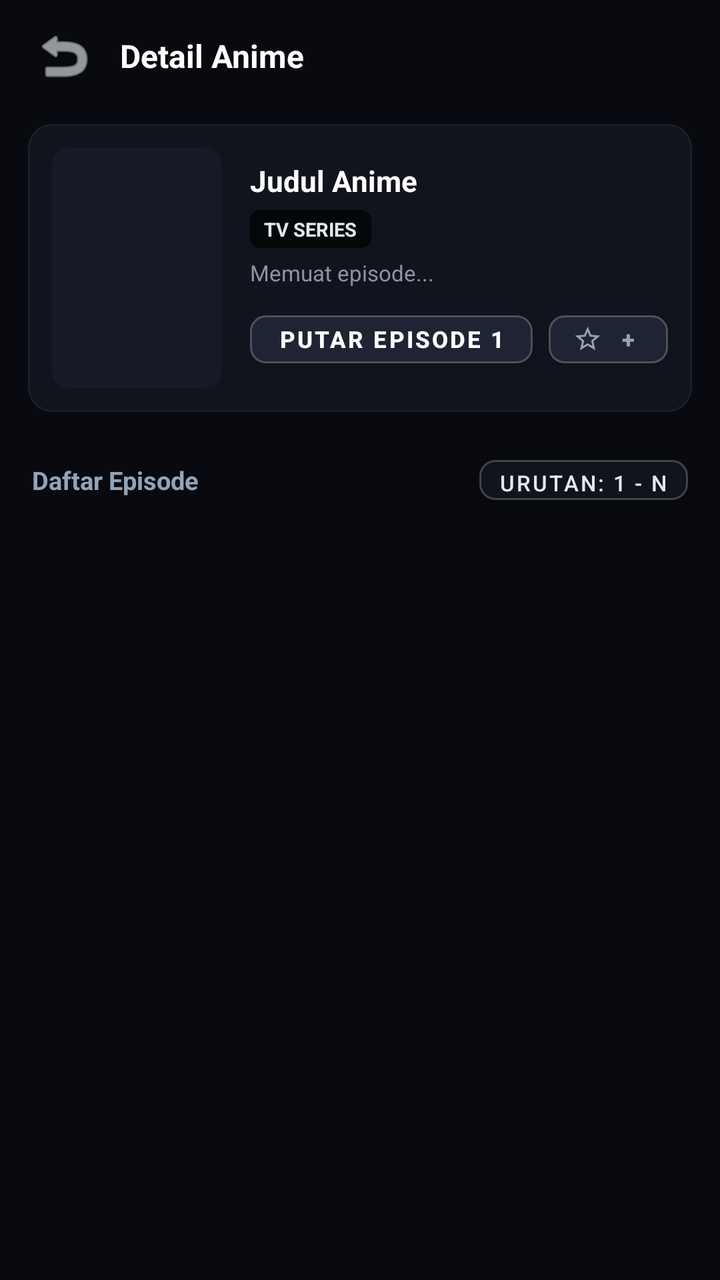
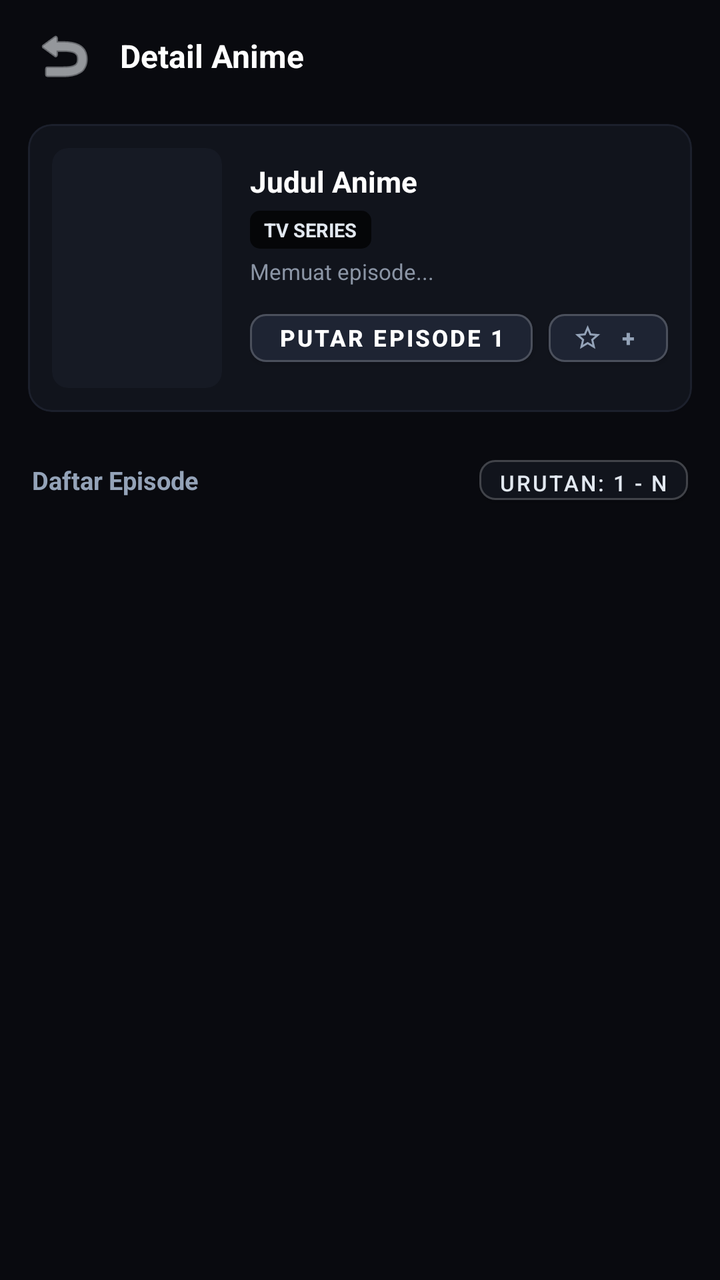

The first picture is an Android layout as it rendered before a commit; the second is the same layout after the commit. The layout source and the unified diff follow.
<!-- AndroidManifest.xml: application theme Theme.Tatap -->
<!-- res/layout/activity_detail.xml -->
<?xml version="1.0" encoding="utf-8"?>
<LinearLayout xmlns:android="http://schemas.android.com/apk/res/android"
    xmlns:app="http://schemas.android.com/apk/res-auto"
    android:layout_width="match_parent"
    android:layout_height="match_parent"
    android:orientation="vertical"
    android:paddingStart="@dimen/tv_overscan_horizontal"
    android:paddingEnd="@dimen/tv_overscan_horizontal"
    android:paddingTop="@dimen/tv_overscan_vertical"
    android:paddingBottom="@dimen/tv_overscan_vertical"
    android:clipToPadding="false"
    android:background="#090A0F">

    
    <LinearLayout
        android:layout_width="match_parent"
        android:layout_height="56dp"
        android:orientation="horizontal"
        android:gravity="center_vertical"
        android:paddingHorizontal="12dp"
        android:background="#090A0F">

        <ImageButton
            android:id="@+id/btn_back"
            android:layout_width="40dp"
            android:layout_height="40dp"
            android:background="?attr/selectableItemBackgroundBorderless"
            android:src="@android:drawable/ic_menu_revert"
            android:focusable="true"
            android:nextFocusDown="@+id/btn_quick_play"
            app:tint="#F1F5F9"
            android:contentDescription="Kembali" />

        <TextView
            android:id="@+id/tv_detail_title"
            android:layout_width="0dp"
            android:layout_height="wrap_content"
            android:layout_weight="1"
            android:layout_marginStart="8dp"
            android:text="Detail Anime"
            android:textColor="#FFFFFF"
            android:textSize="16sp"
            android:textStyle="bold"
            android:singleLine="true"
            android:ellipsize="end" />

        <ProgressBar
            android:id="@+id/pb_detail_loading"
            android:layout_width="20dp"
            android:layout_height="20dp"
            android:layout_marginEnd="6dp"
            android:visibility="gone"
            android:indeterminateTint="#38BDF8" />
    </LinearLayout>

    
    <com.google.android.material.card.MaterialCardView
        android:layout_width="match_parent"
        android:layout_height="wrap_content"
        android:layout_marginHorizontal="14dp"
        android:layout_marginTop="6dp"
        android:layout_marginBottom="12dp"
        app:cardCornerRadius="12dp"
        app:cardElevation="0dp"
        app:cardBackgroundColor="#11141C"
        app:strokeColor="#1C202C"
        app:strokeWidth="1dp">

        <LinearLayout
            android:layout_width="match_parent"
            android:layout_height="wrap_content"
            android:orientation="vertical"
            android:animateLayoutChanges="true"
            android:padding="12dp">

            <LinearLayout
                android:layout_width="match_parent"
                android:layout_height="wrap_content"
                android:orientation="horizontal">

                
                <androidx.cardview.widget.CardView
                    android:layout_width="85dp"
                    android:layout_height="120dp"
                    app:cardCornerRadius="8dp"
                    app:cardElevation="0dp"
                    app:cardBackgroundColor="#161A24">

                    <ImageView
                        android:id="@+id/iv_detail_poster"
                        android:layout_width="match_parent"
                        android:layout_height="match_parent"
                        android:scaleType="centerCrop"
                        android:contentDescription="Poster" />
                </androidx.cardview.widget.CardView>

                
                <LinearLayout
                    android:layout_width="0dp"
                    android:layout_height="match_parent"
                    android:layout_weight="1"
                    android:layout_marginStart="14dp"
                    android:orientation="vertical"
                    android:gravity="center_vertical">

                    <TextView
                        android:id="@+id/tv_detail_title_full"
                        android:layout_width="match_parent"
                        android:layout_height="wrap_content"
                        android:maxLines="2"
                        android:ellipsize="end"
                        android:text="Judul Anime"
                        android:textColor="#FFFFFF"
                        android:textSize="14.5sp"
                        android:textStyle="bold"
                        android:lineSpacingExtra="2dp" />

                    <TextView
                        android:id="@+id/tv_detail_type_badge"
                        android:layout_width="wrap_content"
                        android:layout_height="wrap_content"
                        android:layout_marginTop="5dp"
                        android:background="@drawable/bg_badge_type"
                        android:paddingHorizontal="7dp"
                        android:paddingVertical="3dp"
                        android:text="TV SERIES"
                        android:textColor="#E2E8F0"
                        android:textSize="9.5sp"
                        android:textStyle="bold" />

                    <TextView
                        android:id="@+id/tv_detail_slug"
                        android:layout_width="wrap_content"
                        android:layout_height="wrap_content"
                        android:layout_marginTop="5dp"
                        android:text="Memuat episode..."
                        android:textColor="#8B95A5"
                        android:textSize="11sp" />

                    <LinearLayout
                        android:layout_width="match_parent"
                        android:layout_height="wrap_content"
                        android:orientation="horizontal"
                        android:layout_marginTop="8dp">

                        <Button
                            android:id="@+id/btn_quick_play"
                            android:layout_width="wrap_content"
                            android:layout_height="36dp"
                            android:text="Putar Episode 1"
                            android:textColor="#FFFFFF"
                            android:backgroundTint="#1E2433"
                            android:textSize="11.5sp"
                            android:textStyle="bold"
                            android:focusable="true"
                            android:nextFocusUp="@+id/btn_back"
                            android:nextFocusDown="@+id/btn_sort_order"
                            android:nextFocusRight="@+id/btn_detail_bookmark"
                            app:strokeColor="#33FFFFFF"
                            app:strokeWidth="1dp"
                            app:cornerRadius="8dp"
                            android:paddingHorizontal="14dp" />

                        <Button
                            android:id="@+id/btn_detail_bookmark"
                            android:layout_width="wrap_content"
                            android:layout_height="36dp"
                            android:layout_marginStart="8dp"
                            app:icon="@drawable/ic_star_outline"
                            app:iconTint="#94A3B8"
                            app:iconPadding="5dp"
                            app:iconSize="15dp"
                            android:text="+ Favorit"
                            android:textColor="#94A3B8"
                            android:backgroundTint="#1E2433"
                            android:textSize="11.5sp"
                            android:textStyle="bold"
                            android:focusable="true"
                            android:nextFocusUp="@+id/btn_back"
                            android:nextFocusDown="@+id/btn_sort_order"
                            android:nextFocusLeft="@+id/btn_quick_play"
                            app:strokeColor="#33FFFFFF"
                            app:strokeWidth="1dp"
                            app:cornerRadius="8dp"
                            android:paddingHorizontal="12dp" />
                    </LinearLayout>
                </LinearLayout>
            </LinearLayout>

            
            <LinearLayout
                android:id="@+id/layout_detail_synopsis"
                android:layout_width="match_parent"
                android:layout_height="wrap_content"
                android:orientation="vertical"
                android:layout_marginTop="10dp"
                android:visibility="gone">

                <View
                    android:layout_width="match_parent"
                    android:layout_height="1dp"
                    android:background="#1C202C"
                    android:layout_marginBottom="8dp" />

                <TextView
                    android:id="@+id/tv_detail_synopsis"
                    android:layout_width="match_parent"
                    android:layout_height="wrap_content"
                    android:textColor="#94A3B8"
                    android:textSize="12sp"
                    android:lineSpacingExtra="2.5dp"
                    android:maxLines="2"
                    android:ellipsize="end"
                    android:text="Memuat sinopsis..." />

                <TextView
                    android:id="@+id/btn_toggle_synopsis"
                    android:layout_width="wrap_content"
                    android:layout_height="wrap_content"
                    android:layout_gravity="end"
                    android:layout_marginTop="3dp"
                    android:paddingVertical="3dp"
                    android:paddingHorizontal="6dp"
                    android:text="Selengkapnya ▼"
                    android:textColor="#38BDF8"
                    android:textSize="11sp"
                    android:textStyle="bold"
                    android:background="?attr/selectableItemBackground"
                    android:clickable="true"
                    android:focusable="true" />
            </LinearLayout>
        </LinearLayout>
    </com.google.android.material.card.MaterialCardView>

    
    <LinearLayout
        android:id="@+id/layout_detail_seasons"
        android:layout_width="match_parent"
        android:layout_height="wrap_content"
        android:orientation="vertical"
        android:visibility="gone"
        android:paddingHorizontal="16dp"
        android:paddingBottom="6dp">

        <TextView
            android:layout_width="wrap_content"
            android:layout_height="wrap_content"
            android:text="SEASON / RELASI TERKAIT"
            android:textColor="#38BDF8"
            android:textSize="10.5sp"
            android:textStyle="bold"
            android:letterSpacing="0.05" />

        <androidx.recyclerview.widget.RecyclerView
            android:id="@+id/rv_detail_seasons"
            android:layout_width="match_parent"
            android:layout_height="wrap_content"
            android:layout_marginTop="5dp"
            android:clipToPadding="false"
            android:clipChildren="false"
            android:orientation="horizontal"
            android:nextFocusUp="@+id/btn_quick_play"
            android:nextFocusDown="@+id/btn_sort_order" />
    </LinearLayout>

    
    <LinearLayout
        android:layout_width="match_parent"
        android:layout_height="wrap_content"
        android:orientation="horizontal"
        android:gravity="center_vertical"
        android:paddingHorizontal="16dp"
        android:paddingVertical="6dp">

        <TextView
            android:layout_width="0dp"
            android:layout_height="wrap_content"
            android:layout_weight="1"
            android:text="Daftar Episode"
            android:textColor="#94A3B8"
            android:textSize="12.5sp"
            android:textStyle="bold" />

        <Button
            android:id="@+id/btn_sort_order"
            android:layout_width="wrap_content"
            android:layout_height="32dp"
            android:text="Urutan: 1 - N"
            android:textColor="#E2E8F0"
            android:backgroundTint="#11141C"
            android:textSize="11sp"
            android:focusable="true"
            android:nextFocusUp="@+id/btn_quick_play"
            android:nextFocusDown="@+id/rv_episodes"
            app:strokeColor="#33FFFFFF"
            app:strokeWidth="1dp"
            app:cornerRadius="8dp"
            android:paddingHorizontal="10dp" />
    </LinearLayout>

    
    <androidx.recyclerview.widget.RecyclerView
        android:id="@+id/rv_episode_ranges"
        android:layout_width="match_parent"
        android:layout_height="wrap_content"
        android:layout_marginBottom="6dp"
        android:paddingHorizontal="14dp"
        android:clipToPadding="false"
        android:clipChildren="false"
        android:orientation="horizontal"
        android:visibility="gone"
        android:nextFocusUp="@+id/btn_sort_order"
        android:nextFocusDown="@+id/rv_episodes" />

    
    <androidx.recyclerview.widget.RecyclerView
        android:id="@+id/rv_episodes"
        android:layout_width="match_parent"
        android:layout_height="0dp"
        android:layout_weight="1"
        android:paddingHorizontal="11dp"
        android:clipToPadding="false"
        android:clipChildren="false"
        android:nextFocusUp="@+id/rv_episode_ranges"
        android:scrollbars="vertical" />
</LinearLayout>
<!-- resources referenced by this layout -->
<resources>
  <dimen name="tv_overscan_horizontal">0dp</dimen>
  <dimen name="tv_overscan_vertical">0dp</dimen>
  <!-- drawable bg_badge_type (drawable) -->
  <?xml version="1.0" encoding="utf-8"?>
  <shape xmlns:android="http://schemas.android.com/apk/res/android"
      android:shape="rectangle">
      <corners android:radius="5dp" />
      <solid android:color="#B3000000" />
  </shape>
  <!-- drawable ic_star_outline (drawable) -->
  <?xml version="1.0" encoding="utf-8"?>
  <vector xmlns:android="http://schemas.android.com/apk/res/android"
      android:width="15dp"
      android:height="15dp"
      android:viewportWidth="24"
      android:viewportHeight="24">
      
      <path
          android:fillColor="#FFFFFFFF"
          android:pathData="M12,15.39 L8.24,17.66 L9.23,13.38 L5.91,10.51 L10.29,10.13 L12,6.1 L13.71,10.14 L18.09,10.52 L14.77,13.39 L15.76,17.67 L12,15.39 Z M22,9.24 L14.81,8.62 L12,2 L9.19,8.63 L2,9.24 L7.46,13.97 L5.82,21 L12,17.27 L18.18,21 L16.55,13.97 L22,9.24 Z" />
  </vector>
  <style name="Theme.Tatap" parent="Theme.MaterialComponents.NoActionBar">
          <item name="colorPrimary">#38BDF8</item>
          <item name="colorPrimaryVariant">#090A0F</item>
          <item name="colorOnPrimary">#FFFFFF</item>
          <item name="colorSecondary">#38BDF8</item>
          <item name="android:statusBarColor">#090A0F</item>
          <item name="android:navigationBarColor">#090A0F</item>
          <item name="android:windowBackground">#090A0F</item>
      </style>
</resources>

<!-- the commit's change to res/layout/activity_detail.xml (unified diff, before → after) -->
@@ -115,24 +115,78 @@
                         android:textStyle="bold"
                         android:lineSpacingExtra="2dp" />
 
-                    <TextView
-                        android:id="@+id/tv_detail_type_badge"
+                    
+                    <LinearLayout
+                        android:id="@+id/layout_detail_badges"
                         android:layout_width="wrap_content"
                         android:layout_height="wrap_content"
-                        android:layout_marginTop="5dp"
-                        android:background="@drawable/bg_badge_type"
-                        android:paddingHorizontal="7dp"
-                        android:paddingVertical="3dp"
-                        android:text="TV SERIES"
-                        android:textColor="#E2E8F0"
-                        android:textSize="9.5sp"
-                        android:textStyle="bold" />
+                        android:orientation="horizontal"
+                        android:gravity="center_vertical"
+                        android:layout_marginTop="5dp">
+
+                        <TextView
+                            android:id="@+id/tv_detail_type_badge"
+                            android:layout_width="wrap_content"
+                            android:layout_height="wrap_content"
+                            android:background="@drawable/bg_badge_type"
+                            android:paddingHorizontal="7dp"
+                            android:paddingVertical="3dp"
+                            android:text="TV SERIES"
+                            android:textColor="#E2E8F0"
+                            android:textSize="9.5sp"
+                            android:textStyle="bold" />
+
+                        <TextView
+                            android:id="@+id/tv_detail_score"
+                            android:layout_width="wrap_content"
+                            android:layout_height="wrap_content"
+                            android:layout_marginStart="6dp"
+                            android:background="@drawable/bg_detail_score"
+                            android:paddingHorizontal="6dp"
+                            android:paddingVertical="3dp"
+                            android:textColor="#F59E0B"
+                            android:textSize="9.5sp"
+                            android:textStyle="bold"
+                            app:drawableStartCompat="@drawable/ic_star_filled"
+                            app:drawableTint="#F59E0B"
+                            android:drawablePadding="3dp"
+                            android:gravity="center_vertical"
+                            android:visibility="gone"
+                            android:text="8.7" />
+
+                        <TextView
+                            android:id="@+id/tv_detail_status"
+                            android:layout_width="wrap_content"
+                            android:layout_height="wrap_content"
+                            android:layout_marginStart="6dp"
+                            android:background="@drawable/bg_detail_status_ongoing"
+                            android:paddingHorizontal="6dp"
+                            android:paddingVertical="3dp"
+                            android:textColor="#38BDF8"
+                            android:textSize="9.5sp"
+                            android:textStyle="bold"
+                            android:visibility="gone"
+                            android:text="ONGOING" />
+                    </LinearLayout>
+
+                    
+                    <TextView
+                        android:id="@+id/tv_detail_info_line"
+                        android:layout_width="match_parent"
+                        android:layout_height="wrap_content"
+                        android:layout_marginTop="4dp"
+                        android:textColor="#94A3B8"
+                        android:textSize="10.5sp"
+                        android:maxLines="2"
+                        android:ellipsize="end"
+                        android:visibility="gone"
+                        android:text="Studio: Ufotable · Fall 2024" />
 
                     <TextView
                         android:id="@+id/tv_detail_slug"
                         android:layout_width="wrap_content"
                         android:layout_height="wrap_content"
-                        android:layout_marginTop="5dp"
+                        android:layout_marginTop="4dp"
                         android:text="Memuat episode..."
                         android:textColor="#8B95A5"
                         android:textSize="11sp" />
@@ -188,27 +242,50 @@
             </LinearLayout>
 
             
+            <HorizontalScrollView
+                android:id="@+id/hsv_detail_genres"
+                android:layout_width="match_parent"
+                android:layout_height="wrap_content"
+                android:layout_marginTop="8dp"
+                android:scrollbars="none"
+                android:overScrollMode="never"
+                android:visibility="gone">
+
+                <LinearLayout
+                    android:id="@+id/ll_detail_genres"
+                    android:layout_width="wrap_content"
+                    android:layout_height="wrap_content"
+                    android:orientation="horizontal" />
+            </HorizontalScrollView>
+
+            
             <LinearLayout
                 android:id="@+id/layout_detail_synopsis"
                 android:layout_width="match_parent"
                 android:layout_height="wrap_content"
                 android:orientation="vertical"
                 android:layout_marginTop="10dp"
+                android:background="@drawable/bg_detail_synopsis"
+                android:padding="10dp"
                 android:visibility="gone">
 
-                <View
-                    android:layout_width="match_parent"
-                    android:layout_height="1dp"
-                    android:background="#1C202C"
-                    android:layout_marginBottom="8dp" />
+                <TextView
+                    android:layout_width="wrap_content"
+                    android:layout_height="wrap_content"
+                    android:text="SINOPSIS"
+                    android:textColor="#38BDF8"
+                    android:textSize="10sp"
+                    android:textStyle="bold"
+                    android:letterSpacing="0.08"
+                    android:layout_marginBottom="5dp" />
 
                 <TextView
                     android:id="@+id/tv_detail_synopsis"
                     android:layout_width="match_parent"
                     android:layout_height="wrap_content"
-                    android:textColor="#94A3B8"
+                    android:textColor="#CBD5E1"
                     android:textSize="12sp"
-                    android:lineSpacingExtra="2.5dp"
+                    android:lineSpacingExtra="3dp"
                     android:maxLines="2"
                     android:ellipsize="end"
                     android:text="Memuat sinopsis..." />
@@ -218,14 +295,14 @@
                     android:layout_width="wrap_content"
                     android:layout_height="wrap_content"
                     android:layout_gravity="end"
-                    android:layout_marginTop="3dp"
-                    android:paddingVertical="3dp"
-                    android:paddingHorizontal="6dp"
+                    android:layout_marginTop="6dp"
+                    android:paddingVertical="4dp"
+                    android:paddingHorizontal="10dp"
                     android:text="Selengkapnya ▼"
                     android:textColor="#38BDF8"
                     android:textSize="11sp"
                     android:textStyle="bold"
-                    android:background="?attr/selectableItemBackground"
+                    android:background="@drawable/bg_btn_toggle_synopsis"
                     android:clickable="true"
                     android:focusable="true" />
             </LinearLayout>
<!-- resource entries referenced after the edit -->
@@ -9,6 +9,67 @@
       <corners android:radius="5dp" />
       <solid android:color="#B3000000" />
   </shape>
+  <!-- drawable bg_btn_toggle_synopsis (drawable) -->
+  <?xml version="1.0" encoding="utf-8"?>
+  <selector xmlns:android="http://schemas.android.com/apk/res/android">
+      <item android:state_pressed="true">
+          <shape android:shape="rectangle">
+              <corners android:radius="6dp" />
+              <solid android:color="#1E293B" />
+          </shape>
+      </item>
+      <item>
+          <shape android:shape="rectangle">
+              <corners android:radius="6dp" />
+              <solid android:color="#131A26" />
+              <stroke
+                  android:width="1dp"
+                  android:color="#1E2D42" />
+          </shape>
+      </item>
+  </selector>
+  <!-- drawable bg_detail_score (drawable) -->
+  <?xml version="1.0" encoding="utf-8"?>
+  <shape xmlns:android="http://schemas.android.com/apk/res/android"
+      android:shape="rectangle">
+      <corners android:radius="6dp" />
+      <solid android:color="#241B0D" />
+      <stroke
+          android:width="1dp"
+          android:color="#78350F" />
+  </shape>
+  <!-- drawable bg_detail_status_ongoing (drawable) -->
+  <?xml version="1.0" encoding="utf-8"?>
+  <shape xmlns:android="http://schemas.android.com/apk/res/android"
+      android:shape="rectangle">
+      <corners android:radius="6dp" />
+      <solid android:color="#0C2538" />
+      <stroke
+          android:width="1dp"
+          android:color="#075985" />
+  </shape>
+  <!-- drawable bg_detail_synopsis (drawable) -->
+  <?xml version="1.0" encoding="utf-8"?>
+  <shape xmlns:android="http://schemas.android.com/apk/res/android"
+      android:shape="rectangle">
+      <corners android:radius="8dp" />
+      <solid android:color="#0C0E14" />
+      <stroke
+          android:width="1dp"
+          android:color="#1A1E29" />
+  </shape>
+  <!-- drawable ic_star_filled (drawable) -->
+  <?xml version="1.0" encoding="utf-8"?>
+  <vector xmlns:android="http://schemas.android.com/apk/res/android"
+      android:width="15dp"
+      android:height="15dp"
+      android:viewportWidth="24"
+      android:viewportHeight="24">
+      
+      <path
+          android:fillColor="#FFFFFFFF"
+          android:pathData="M12,17.27 L18.18,21 L16.54,13.97 L22,9.24 L14.81,8.63 L12,2 L9.19,8.63 L2,9.24 L7.46,13.97 L5.82,21 L12,17.27 Z" />
+  </vector>
   <!-- drawable ic_star_outline (drawable) -->
   <?xml version="1.0" encoding="utf-8"?>
   <vector xmlns:android="http://schemas.android.com/apk/res/android"
